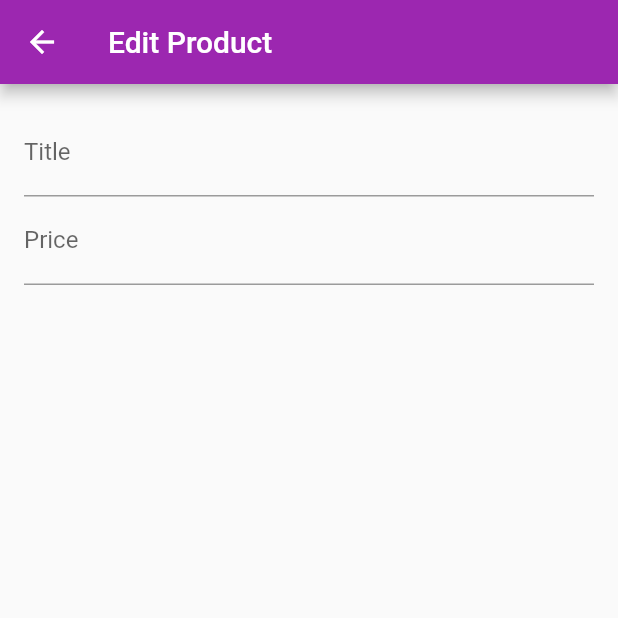
After one commit to aad17/Shop-App, a Flutter app: the EditProductScreen screen opened by its route, on a phone screen of 412 x 824 dp, the top half of it. The commit adds this screen. Run offline on Flutter 3.47's test engine with Material 2 defaults, Android fonts, the phone set to English and light mode, and no system bars; network calls fail; Roboto replaces fonts that are missing (Lato-Regular).

Commit message:
Edit screen

```diff
--- a/lib/main.dart
+++ b/lib/main.dart
@@ -7,6 +7,8 @@ import './providers/products.dart';
 import './providers/cart.dart';
 import './providers/orders.dart';
 import './screens/orders_screen.dart';
+import './screens/user_products_screen.dart';
+import './screens/edit_product_screen.dart';
 
 void main() => runApp(MyApp());
 
@@ -37,6 +39,8 @@ class MyApp extends StatelessWidget {
           ProductDetailScreen.routeName: (ctx) => ProductDetailScreen(),
           CartScreen.routeName: (ctx) => CartScreen(),
           OrdersScreen.routeName: (ctx) => OrdersScreen(),
+          UserProductsScreen.routeName: (ctx) => UserProductsScreen(),
+          EditProductScreen.routeName: (ctx) => EditProductScreen(),
         },
       ),
     );
--- /dev/null
+++ b/lib/screens/edit_product_screen.dart
@@ -0,0 +1,47 @@
+import 'package:flutter/material.dart';
+
+class EditProductScreen extends StatefulWidget {
+  static const routeName = '/edit-product';
+  @override
+  _EditProductScreenState createState() => _EditProductScreenState();
+}
+
+class _EditProductScreenState extends State<EditProductScreen> {
+  final _priceFocusNode = FocusNode();
+  @override
+  Widget build(BuildContext context) {
+    return Scaffold(
+      appBar: AppBar(
+        title: Text('Edit Product'),
+      ),
+      body: Padding(
+        padding: const EdgeInsets.all(16.0),
+        child: Form(
+          child: SingleChildScrollView(
+            child: Column(
+              children: [
+                TextFormField(
+                  decoration: InputDecoration(
+                    labelText: 'Title',
+                  ),
+                  textInputAction: TextInputAction.next,
+                  onFieldSubmitted: (_) {
+                    FocusScope.of(context).requestFocus(_priceFocusNode);
+                  },
+                ),
+                TextFormField(
+                  decoration: InputDecoration(
+                    labelText: 'Price',
+                  ),
+                  textInputAction: TextInputAction.next,
+                  keyboardType: TextInputType.number,
+                  focusNode: _priceFocusNode,
+                ),
+              ],
+            ),
+          ),
+        ),
+      ),
+    );
+  }
+}
--- a/lib/widgets/app_drawer.dart
+++ b/lib/widgets/app_drawer.dart
@@ -1,5 +1,6 @@
 import 'package:flutter/material.dart';
 
+import '../screens/user_products_screen.dart';
 import '../screens/orders_screen.dart';
 
 class AppDrawer extends StatelessWidget {
@@ -28,6 +29,15 @@ class AppDrawer extends StatelessWidget {
               Navigator.of(context)
                   .pushReplacementNamed(OrdersScreen.routeName);
             },
+          ),
+          Divider(),
+          ListTile(
+            leading: Icon(Icons.edit),
+            title: Text('Manage Products'),
+            onTap: () {
+              Navigator.of(context)
+                  .pushReplacementNamed(UserProductsScreen.routeName);
+            },
           )
         ],
       ),
--- a/lib/widgets/product_item.dart
+++ b/lib/widgets/product_item.dart
@@ -51,8 +51,8 @@ class ProductItem extends StatelessWidget {
             icon: Icon(Icons.shopping_cart),
             onPressed: () {
               cart.addItem(product.id, product.price, product.title);
-              Scaffold.of(context).hideCurrentSnackBar();
-              Scaffold.of(context).showSnackBar(
+              ScaffoldMessenger.of(context).hideCurrentSnackBar();
+              ScaffoldMessenger.of(context).showSnackBar(
                 SnackBar(
                   content: Text(
                     'Added Item to Cart!!',
```
Also changed, not shown: lib/screens/user_products_screen.dart (added, +44 -0 lines), lib/widgets/cart_item.dart (+23 -0 lines), lib/widgets/user_product_item.dart (added, +35 -0 lines).
